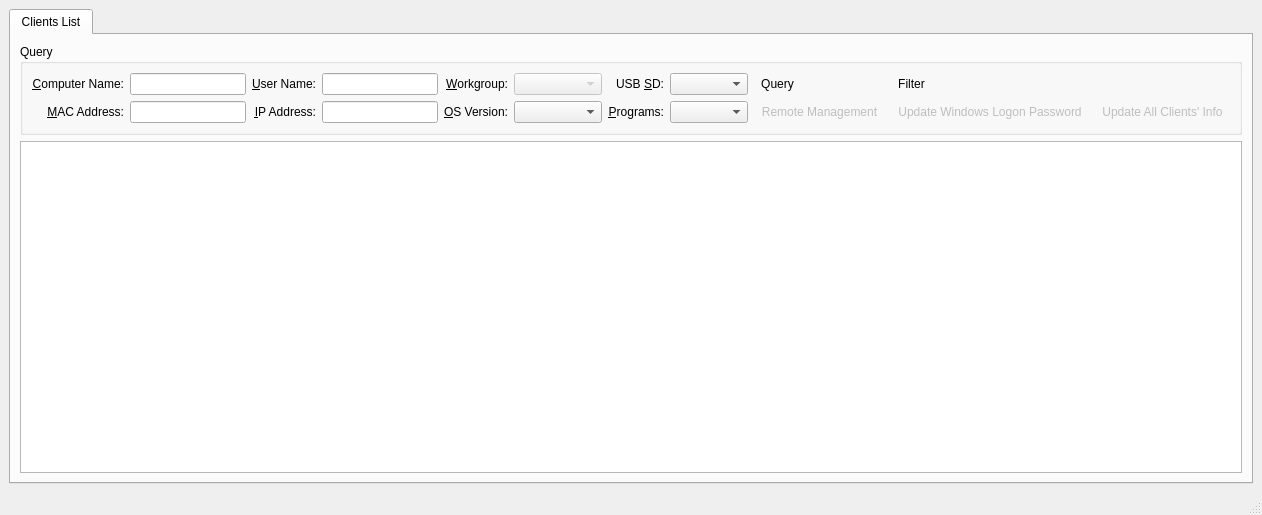
The window that src/plugins/controlcenter/controlcenter.ui (ihehui/managementsystem) describes before a commit, drawn with Qt 5.
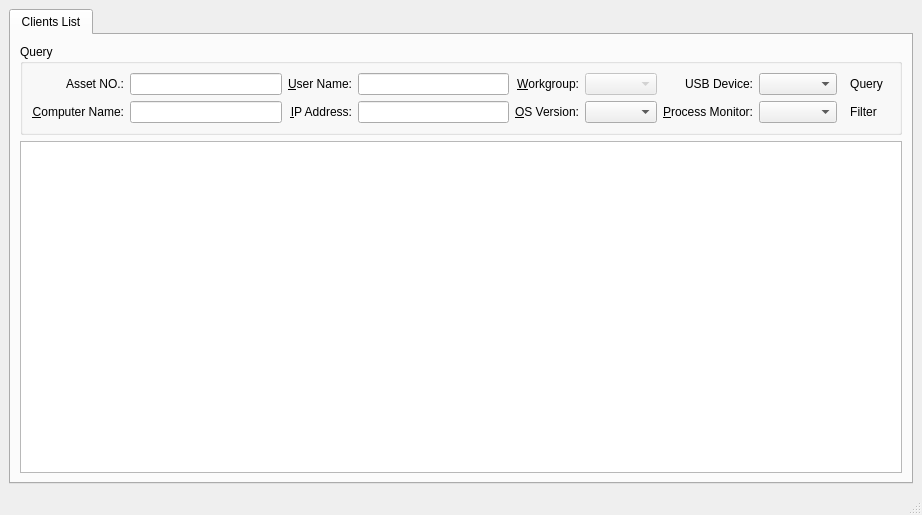
The same window after the commit. Icons and pictures are not drawn.

```diff
--- a/src/plugins/controlcenter/controlcenter.ui
+++ b/src/plugins/controlcenter/controlcenter.ui
@@ -6,7 +6,7 @@
    <rect>
     <x>0</x>
     <y>0</y>
-    <width>865</width>
+    <width>922</width>
     <height>515</height>
    </rect>
   </property>
@@ -37,52 +37,8 @@
            <string>Query</string>
           </property>
           <layout class="QGridLayout" name="gridLayout">
-           <item row="1" column="0">
-            <widget class="QLabel" name="labelComputerName">
-             <property name="text">
-              <string>&amp;Computer Name:</string>
-             </property>
-             <property name="alignment">
-              <set>Qt::AlignRight|Qt::AlignTrailing|Qt::AlignVCenter</set>
-             </property>
-             <property name="buddy">
-              <cstring>lineEditComputerName</cstring>
-             </property>
-            </widget>
-           </item>
-           <item row="1" column="1">
-            <widget class="QLineEdit" name="lineEditComputerName">
-             <property name="minimumSize">
-              <size>
-               <width>100</width>
-               <height>0</height>
-              </size>
-             </property>
-            </widget>
-           </item>
            <item row="2" column="5">
-            <widget class="QComboBox" name="comboBoxOSVersion">
-             <item>
-              <property name="text">
-               <string/>
-              </property>
-             </item>
-             <item>
-              <property name="text">
-               <string>WIN_2000</string>
-              </property>
-             </item>
-             <item>
-              <property name="text">
-               <string>WIN_XP</string>
-              </property>
-             </item>
-             <item>
-              <property name="text">
-               <string>WIN_7</string>
-              </property>
-             </item>
-            </widget>
+            <widget class="QComboBox" name="comboBoxOSVersion"/>
            </item>
            <item row="2" column="4">
             <widget class="QLabel" name="labelOS">
@@ -155,29 +111,6 @@
              </property>
             </widget>
            </item>
-           <item row="2" column="0">
-            <widget class="QLabel" name="labelMACAddress">
-             <property name="text">
-              <string>&amp;MAC Address:</string>
-             </property>
-             <property name="alignment">
-              <set>Qt::AlignRight|Qt::AlignTrailing|Qt::AlignVCenter</set>
-             </property>
-             <property name="buddy">
-              <cstring>lineEditMACAddress</cstring>
-             </property>
-            </widget>
-           </item>
-           <item row="2" column="1">
-            <widget class="QLineEdit" name="lineEditMACAddress">
-             <property name="minimumSize">
-              <size>
-               <width>100</width>
-               <height>0</height>
-              </size>
-             </property>
-            </widget>
-           </item>
            <item row="2" column="2">
             <widget class="QLabel" name="labelIPAddress">
              <property name="text">
@@ -204,7 +137,7 @@
            <item row="1" column="6">
             <widget class="QLabel" name="labelUSBSD">
              <property name="text">
-              <string>USB &amp;SD:</string>
+              <string>USB Device:</string>
              </property>
              <property name="alignment">
               <set>Qt::AlignRight|Qt::AlignTrailing|Qt::AlignVCenter</set>
@@ -220,7 +153,7 @@
            <item row="2" column="6">
             <widget class="QLabel" name="label_2">
              <property name="text">
-              <string>&amp;Programs:</string>
+              <string>&amp;Process Monitor:</string>
              </property>
              <property name="alignment">
               <set>Qt::AlignRight|Qt::AlignTrailing|Qt::AlignVCenter</set>
@@ -269,67 +202,43 @@
              </property>
             </widget>
            </item>
+           <item row="2" column="1">
+            <widget class="QLineEdit" name="lineEditComputerName">
+             <property name="minimumSize">
+              <size>
+               <width>100</width>
+               <height>0</height>
+              </size>
+             </property>
+            </widget>
+           </item>
+           <item row="1" column="1">
+            <widget class="QLineEdit" name="lineEditAssetNO"/>
+           </item>
+           <item row="2" column="0">
+            <widget class="QLabel" name="labelComputerName">
+             <property name="text">
+              <string>&amp;Computer Name:</string>
+             </property>
+             <property name="alignment">
+              <set>Qt::AlignRight|Qt::AlignTrailing|Qt::AlignVCenter</set>
+             </property>
+             <property name="buddy">
+              <cstring>lineEditComputerName</cstring>
+             </property>
+            </widget>
+           </item>
+           <item row="1" column="0">
+            <widget class="QLabel" name="label">
+             <property name="text">
+              <string>Asset NO.:</string>
+             </property>
+             <property name="alignment">
+              <set>Qt::AlignRight|Qt::AlignTrailing|Qt::AlignVCenter</set>
+             </property>
+            </widget>
+           </item>
            <item row="2" column="8">
-            <widget class="QToolButton" name="toolButtonManage">
-             <property name="enabled">
-              <bool>false</bool>
-             </property>
-             <property name="text">
-              <string>Remote Management</string>
-             </property>
-             <property name="icon">
-              <iconset resource="controlcenter.qrc">
-               <normaloff>:/icon/resources/images/connect.png</normaloff>:/icon/resources/images/connect.png</iconset>
-             </property>
-             <property name="autoRaise">
-              <bool>true</bool>
-             </property>
-            </widget>
-           </item>
-           <item row="2" column="10">
-            <widget class="QToolButton" name="toolButtonAnnouncement">
-             <property name="enabled">
-              <bool>false</bool>
-             </property>
-             <property name="text">
-              <string>Update All Clients' Info</string>
-             </property>
-             <property name="icon">
-              <iconset resource="controlcenter.qrc">
-               <normaloff>:/icon/resources/images/announcement.png</normaloff>:/icon/resources/images/announcement.png</iconset>
-             </property>
-             <property name="shortcut">
-              <string>F5</string>
-             </property>
-             <property name="autoRaise">
-              <bool>true</bool>
-             </property>
-            </widget>
-           </item>
-           <item row="2" column="9">
-            <widget class="QToolButton" name="toolButtonUpdatePassword">
-             <property name="enabled">
-              <bool>false</bool>
-             </property>
-             <property name="toolTip">
-              <string>Update Windows Logon Password</string>
-             </property>
-             <property name="statusTip">
-              <string>Update Windows Logon Password</string>
-             </property>
-             <property name="text">
-              <string>Update Windows Logon Password</string>
-             </property>
-             <property name="icon">
-              <iconset resource="controlcenter.qrc">
-               <normaloff>:/icon/resources/images/password.png</normaloff>:/icon/resources/images/password.png</iconset>
-             </property>
-             <property name="autoRaise">
-              <bool>true</bool>
-             </property>
-            </widget>
-           </item>
-           <item row="1" column="9">
             <widget class="QToolButton" name="toolButtonfilter">
              <property name="enabled">
               <bool>true</bool>
@@ -369,6 +278,9 @@
           <property name="selectionBehavior">
            <enum>QAbstractItemView::SelectRows</enum>
           </property>
+          <property name="textElideMode">
+           <enum>Qt::ElideMiddle</enum>
+          </property>
           <property name="sortingEnabled">
            <bool>true</bool>
           </property>
```
Left out of the diff: 23 changed lines with no effect on the pictures.
